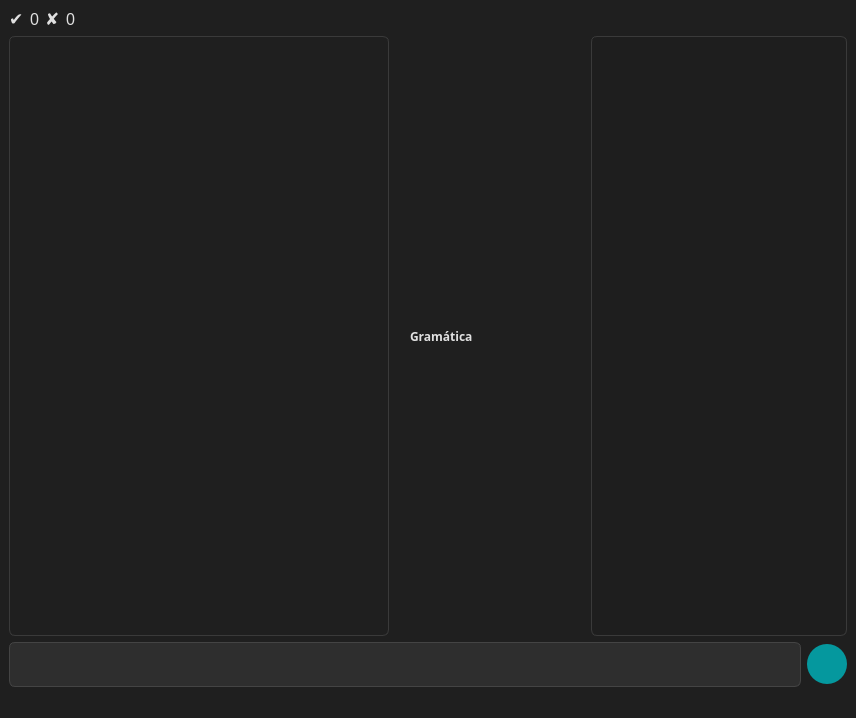
Qt form src/gui/lltutorwindow.ui (jose-rZM/SyntaxTutor) before a commit.
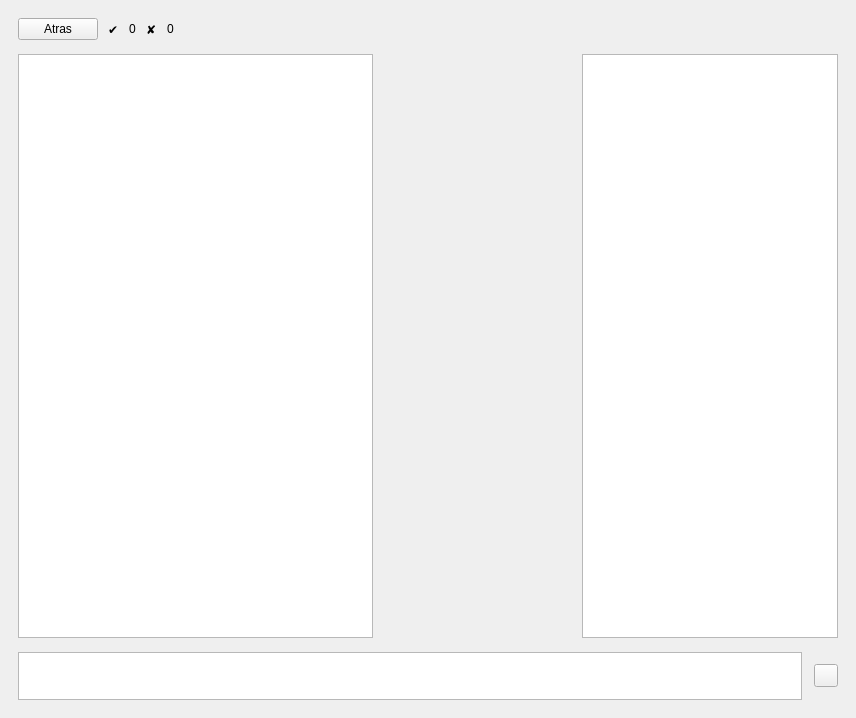
The same form after that commit. Icons and pictures are not drawn. Custom widgets are drawn as their Qt base class.

Patch:
```diff
--- a/src/gui/lltutorwindow.ui
+++ b/src/gui/lltutorwindow.ui
@@ -1,7 +1,7 @@
 <?xml version="1.0" encoding="UTF-8"?>
 <ui version="4.0">
  <class>LLTutorWindow</class>
- <widget class="QMainWindow" name="LLTutorWindow">
+ <widget class="QWidget" name="LLTutorWindow">
   <property name="geometry">
    <rect>
     <x>0</x>
@@ -13,31 +13,45 @@
   <property name="windowTitle">
    <string>LL(1)</string>
   </property>
-  <property name="windowIcon">
-   <iconset resource="resources.qrc">
-    <normaloff>:/resources/syntaxtutor.png</normaloff>:/resources/syntaxtutor.png</iconset>
-  </property>
-  <property name="styleSheet">
-   <string notr="true">background-color: #1F1F1F;
-color: #E0E0E0;</string>
-  </property>
-  <widget class="QWidget" name="centralwidget">
-   <layout class="QVBoxLayout" name="verticalLayout">
-    <item>
-     <layout class="QHBoxLayout" name="horizontalLayout_3">
+  <layout class="QVBoxLayout" name="verticalLayout">
+   <property name="spacing">
+    <number>14</number>
+   </property>
+   <property name="leftMargin">
+    <number>18</number>
+   </property>
+   <property name="topMargin">
+    <number>18</number>
+   </property>
+   <property name="rightMargin">
+    <number>18</number>
+   </property>
+   <property name="bottomMargin">
+    <number>18</number>
+   </property>
+   <item>
+      <layout class="QHBoxLayout" name="horizontalLayout_3">
+      <property name="spacing">
+       <number>10</number>
+      </property>
       <item>
-       <widget class="QLabel" name="tick">
+       <widget class="QPushButton" name="backButton">
+        <property name="cursor">
+         <cursorShape>PointingHandCursor</cursorShape>
+        </property>
+         <property name="text">
+          <string>Atras</string>
+         </property>
+       </widget>
+      </item>
+      <item>
+        <widget class="QLabel" name="tick">
         <property name="sizePolicy">
          <sizepolicy hsizetype="Minimum" vsizetype="Preferred">
           <horstretch>0</horstretch>
           <verstretch>0</verstretch>
          </sizepolicy>
         </property>
-        <property name="font">
-         <font>
-          <pointsize>13</pointsize>
-         </font>
-        </property>
         <property name="text">
          <string>✔</string>
         </property>
@@ -51,11 +65,6 @@
           <verstretch>0</verstretch>
          </sizepolicy>
         </property>
-        <property name="font">
-         <font>
-          <pointsize>12</pointsize>
-         </font>
-        </property>
         <property name="toolTip">
          <string>Respuestas correctas</string>
         </property>
@@ -72,11 +81,6 @@
           <verstretch>0</verstretch>
          </sizepolicy>
         </property>
-        <property name="font">
-         <font>
-          <pointsize>13</pointsize>
-         </font>
-        </property>
         <property name="text">
          <string>✘</string>
         </property>
@@ -90,11 +94,6 @@
           <verstretch>0</verstretch>
          </sizepolicy>
         </property>
-        <property name="font">
-         <font>
-          <pointsize>12</pointsize>
-         </font>
-        </property>
         <property name="toolTip">
          <string>Respuestas incorrectas</string>
         </property>
@@ -120,10 +119,13 @@
        </spacer>
       </item>
      </layout>
-    </item>
+   </item>
     <item>
      <layout class="QHBoxLayout" name="horizontalLayout_4">
-      <item>
+      <property name="spacing">
+       <number>16</number>
+      </property>
+       <item>
        <widget class="QListWidget" name="listWidget">
         <property name="sizePolicy">
          <sizepolicy hsizetype="Expanding" vsizetype="Expanding">
@@ -131,106 +133,26 @@
           <verstretch>0</verstretch>
          </sizepolicy>
         </property>
-        <property name="styleSheet">
-         <string notr="true"> QListWidget {
-        border: 1px solid #3a3a3a;
-        border-radius: 6px;
-        background-color: transparent;
-    }
-
-    QListWidget::viewport {
-        background-color: transparent;
-    }
-   QScrollBar:vertical {
-        background: #1e1e1e;
-        width: 10px;
-        margin: 2px 0 2px 0;
-        border-radius: 5px;
-    }
-
-    QScrollBar::handle:vertical {
-        background: #5c5c5c;
-        min-height: 20px;
-        border-radius: 5px;
-    }
-
-    QScrollBar::handle:vertical:hover {
-        background: #777;
-    }
-
-    QScrollBar::add-line:vertical, QScrollBar::sub-line:vertical {
-        height: 0px;
-        background: none;
-    }
-
-    QScrollBar::add-page:vertical, QScrollBar::sub-page:vertical {
-        background: none;
-    }</string>
-        </property>
        </widget>
       </item>
-      <item>
-       <widget class="QLabel" name="gr">
-        <property name="sizePolicy">
-         <sizepolicy hsizetype="Expanding" vsizetype="Expanding">
-          <horstretch>2</horstretch>
+       <item>
+        <widget class="QScrollArea" name="gr">
+         <property name="sizePolicy">
+          <sizepolicy hsizetype="Expanding" vsizetype="Expanding">
+           <horstretch>2</horstretch>
           <verstretch>0</verstretch>
          </sizepolicy>
         </property>
-        <property name="font">
-         <font>
-          <family>JetBrainsMonoNL Nerd Font Propo</family>
-          <bold>true</bold>
-         </font>
-        </property>
-        <property name="styleSheet">
-         <string notr="true">    padding: 12px;
-    border-radius: 6px;</string>
-        </property>
-        <property name="text">
-         <string>Gramática</string>
-        </property>
-       </widget>
-      </item>
+         <property name="frameShape">
+          <enum>QFrame::Shape::NoFrame</enum>
+         </property>
+         <property name="widgetResizable">
+          <bool>true</bool>
+         </property>
+        </widget>
+       </item>
       <item>
        <widget class="QTextEdit" name="textEdit">
-        <property name="styleSheet">
-         <string notr="true">QTextEdit {
-background-color: #1e1e1e;
-color: #ffffff;
-border: 1px solid #3a3a3a;
-border-radius: 6px;
-padding: 8px;
-selection-background-color: #44475a;
-selection-color: #ffffff;
-font-family: Noto Sans
-}
-  QScrollBar:vertical {
-        background: #1e1e1e;
-        width: 10px;
-        margin: 2px 0 2px 0;
-        border-radius: 5px;
-    }
-
-    QScrollBar::handle:vertical {
-        background: #5c5c5c;
-        min-height: 20px;
-        border-radius: 5px;
-    }
-
-    QScrollBar::handle:vertical:hover {
-        background: #777;
-    }
-
-    QScrollBar::add-line:vertical, QScrollBar::sub-line:vertical {
-        height: 0px;
-        background: none;
-    }
-
-    QScrollBar::add-page:vertical, QScrollBar::sub-page:vertical {
-        background: none;
-    }</string>
-        </property>
         <property name="readOnly">
          <bool>true</bool>
         </property>
@@ -240,6 +162,12 @@
     </item>
     <item>
      <layout class="QHBoxLayout" name="horizontalLayout">
+      <property name="spacing">
+       <number>12</number>
+      </property>
+      <property name="alignment">
+       <set>Qt::AlignVCenter</set>
+      </property>
       <item>
        <widget class="CustomTextEdit" name="userResponse">
         <property name="sizePolicy">
@@ -250,8 +178,8 @@
         </property>
         <property name="minimumSize">
          <size>
-          <width>0</width>
-          <height>45</height>
+           <width>0</width>
+           <height>48</height>
          </size>
         </property>
         <property name="maximumSize">
@@ -260,79 +188,27 @@
           <height>100</height>
          </size>
         </property>
-        <property name="styleSheet">
-         <string notr="true">QTextEdit {
-	background-color: #2E2E2E;
-	color: #E0E0E0;
-	border: 1px solid #444;
-	border-radius: 6px;
-	padding: 6px 10px;
-	font-size: 16px;
-}
-
-QTextEdit:focus {
-		border-bottom: 2px solid #00ADB5;
-}
-
-QTextEdit:disabled {
-    background-color: #3A3A3A; 
-    color: #777;    
-    border: 1px solid #555;   
-}</string>
-        </property>
        </widget>
       </item>
       <item>
-       <widget class="QPushButton" name="confirmButton">
-        <property name="cursor">
-         <cursorShape>PointingHandCursor</cursorShape>
-        </property>
-        <property name="styleSheet">
-         <string notr="true">QPushButton {
-background-color: rgba(0, 173, 181, 0.85);    
-border: none;
-    border-radius: 20px; /* La mitad de width/height para que sea redondo */
-    min-width: 40px;
-    min-height: 40px;
-    max-width: 40px;
-    max-height: 40px;
-    padding: 0px;
-    icon-size: 24px 24px; /* Asegúrate de ajustar esto en C++ también si no reacciona */
-}
-
-QPushButton:hover {
-    background-color: #00C8D6;
-}
-
-QPushButton:pressed {
-    background-color: #009AA3;
-}
-
-QPushButton:disabled {
-    background-color: #888888;
-    color: #dddddd;
-}</string>
-        </property>
+        <widget class="QToolButton" name="confirmButton">
+         <property name="sizePolicy">
+          <sizepolicy hsizetype="Fixed" vsizetype="Fixed">
+           <horstretch>0</horstretch>
+           <verstretch>0</verstretch>
+          </sizepolicy>
+         </property>
+         <property name="cursor">
+          <cursorShape>PointingHandCursor</cursorShape>
+         </property>
         <property name="text">
          <string/>
         </property>
        </widget>
       </item>
      </layout>
-    </item>
-   </layout>
-  </widget>
-  <widget class="QMenuBar" name="menubar">
-   <property name="geometry">
-    <rect>
-     <x>0</x>
-     <y>0</y>
-     <width>856</width>
-     <height>23</height>
-    </rect>
-   </property>
-  </widget>
-  <widget class="QStatusBar" name="statusbar"/>
+   </item>
+  </layout>
  </widget>
  <customwidgets>
   <customwidget>
```
Left out of the diff: 2 changed lines with no effect on the pictures.
